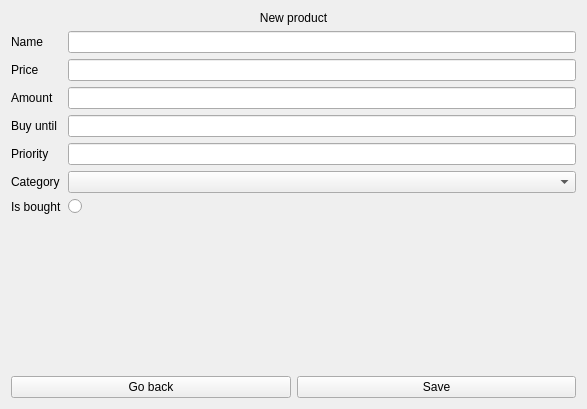
Above: src/Client/View/MainPage/Product/ProductCreateSubPage/ProductCreateSubPage.ui from iodream/Spend-Note before the change. Below: the same form after it.
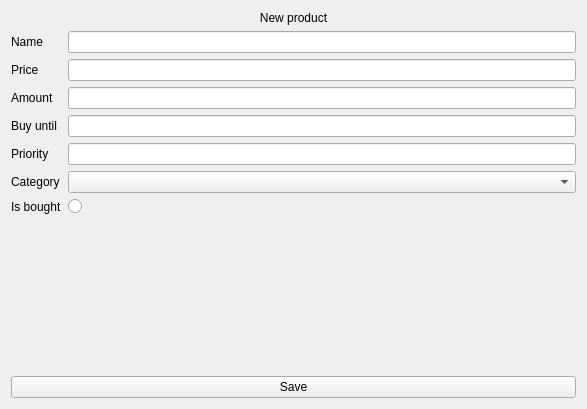
That is the form after the change.

Commit message: add single GoBack button for main page, remove GoBack buttons for sub pages

Patch:
```diff
--- a/src/Client/View/MainPage/Product/ProductCreateSubPage/ProductCreateSubPage.ui
+++ b/src/Client/View/MainPage/Product/ProductCreateSubPage/ProductCreateSubPage.ui
@@ -117,13 +117,6 @@
    </item>
    <item>
     <layout class="QHBoxLayout" name="horizontalLayout">
-     <item>
-      <widget class="QPushButton" name="GoBackButton">
-       <property name="text">
-        <string>Go back</string>
-       </property>
-      </widget>
-     </item>
      <item>
       <widget class="QPushButton" name="SaveButton">
        <property name="text">
```
The commit also changes 24 other files.
